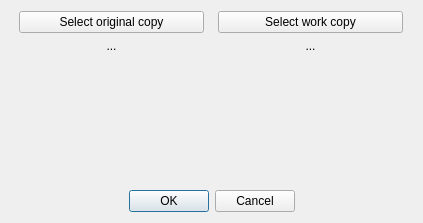
Old version of the form src/directorydialog.ui in the repository lumiscosity/mossball.
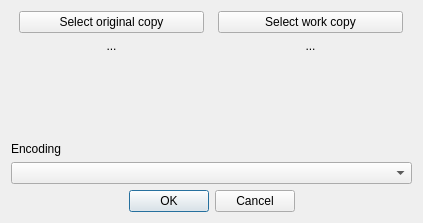
New version of the form. Icons and pictures are not drawn.

Commit message:
add misc. encoding support
also tried to fix a changelog packing bug?

The edit to the form file:
```diff
--- a/src/directorydialog.ui
+++ b/src/directorydialog.ui
@@ -126,6 +126,20 @@
      </item>
     </layout>
    </item>
+   <item>
+    <layout class="QVBoxLayout" name="verticalLayout">
+     <item>
+      <widget class="QLabel" name="encodingLabel">
+       <property name="text">
+        <string>Encoding</string>
+       </property>
+      </widget>
+     </item>
+     <item>
+      <widget class="QComboBox" name="encodingComboBox"/>
+     </item>
+    </layout>
+   </item>
    <item>
     <widget class="QDialogButtonBox" name="buttonBox">
      <property name="orientation">
```
The commit also changes 6 other files.
